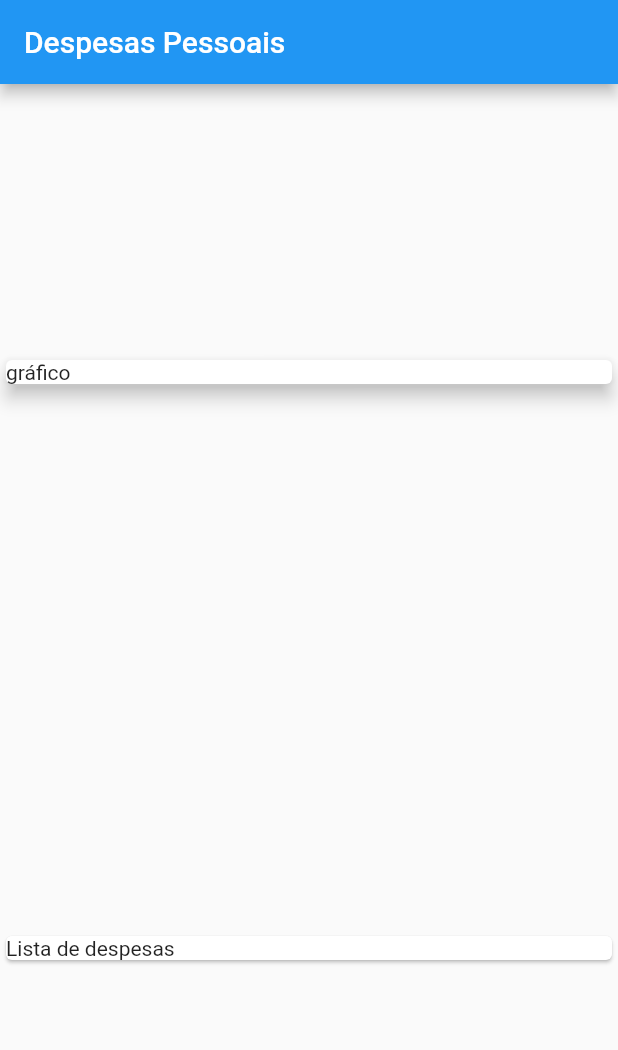
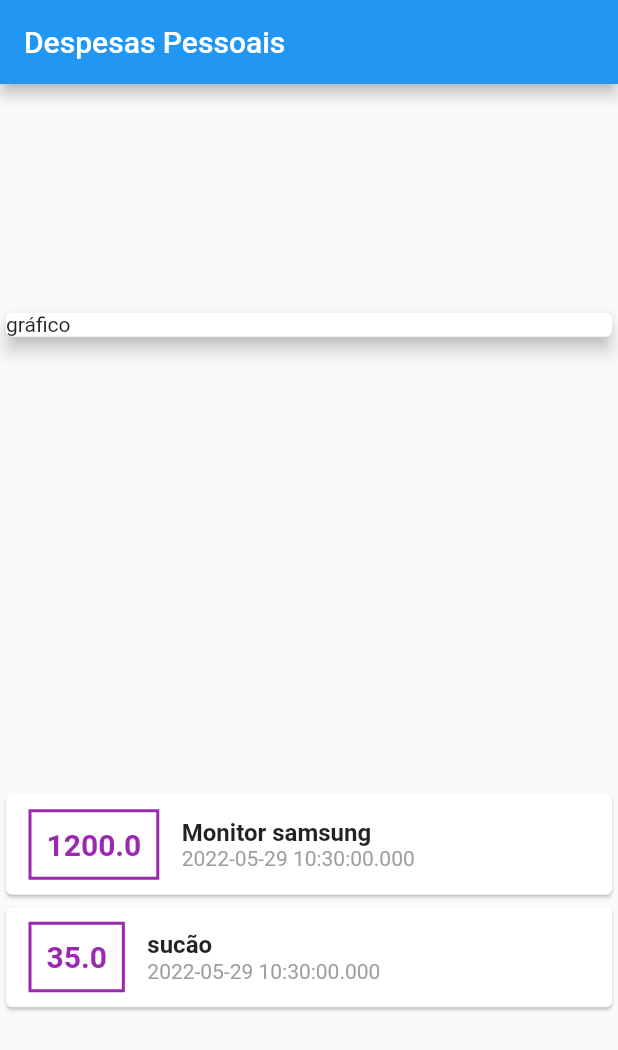
Before and after one commit to EuNetu/Despesas_Flutter, a Flutter app: the screen it shows after launch, on a phone screen of 412 x 824 dp. Shown: the top 1050 px of the screen. Run offline on Flutter 3.47's test engine with Material 2 defaults, Android fonts, the phone set to English and light mode, and no system bars.

Commit message:
update style to list expenses

```diff
--- a/expenses/lib/main.dart
+++ b/expenses/lib/main.dart
@@ -1,3 +1,4 @@
+import 'package:expenses/models/transaction.dart';
 import 'package:flutter/material.dart';
 
 main() => runApp(ExpenseApp());
@@ -12,6 +13,19 @@ class ExpenseApp extends StatelessWidget {
 }
 
 class MyHomePage extends StatelessWidget {
+  final _transactions = [
+    Transaction(
+        id: 't1',
+        title: 'Monitor samsung',
+        value: 1200.00,
+        date: DateTime.now()),
+    Transaction(
+      id: 't2',
+      title: 'sucão',
+      value: 35.00,
+      date: DateTime.now()),
+  ];
+
   @override
   Widget build(BuildContext context) {
     return Scaffold(
@@ -28,8 +42,55 @@ class MyHomePage extends StatelessWidget {
                 elevation: 5,
               ),
             ),
-            Card(
-              child: Text("Lista de despesas"),
+            Column(
+              children: _transactions.map((tr) {
+                return Card(
+                  child: Row(
+                    children: [
+                      Container(
+                        margin: EdgeInsets.symmetric(
+                          horizontal: 15,
+                          vertical: 10
+                        ),
+                        decoration: BoxDecoration(
+                          border: Border.all(
+                            color: Colors.purple,
+                            width: 2,
+                          )
+                        ),
+                        padding: EdgeInsets.all(10),
+                        child: Text(
+                          tr.value.toString(),
+                          style: TextStyle(
+                            fontWeight: FontWeight.bold,
+                            fontSize: 20,
+                            color: Colors.purple
+                          ),
+                        ),
+                      ),
+                      Column(
+                        crossAxisAlignment: CrossAxisAlignment.start,
+                        children: [
+                          Text(
+                            tr.title,
+                            style: TextStyle(
+                              fontWeight: FontWeight.bold,
+                              fontSize: 16
+
+                            ),
+                          ),
+                          Text(
+                            tr.date.toString(),
+                            style: TextStyle(
+                              color: Colors.grey
+                            ),
+                          )
+                        ],
+                      )
+                    ],
+                  ),
+                );
+              }).toList(),
             ),
           ],
         ));
--- /dev/null
+++ b/expenses/lib/models/transaction.dart
@@ -0,0 +1,13 @@
+class Transaction {
+  final String id;
+  final String title;
+  final double value;
+  final DateTime date;
+
+  Transaction({
+    required this.id,
+    required this.title,
+    required this.value,
+    required this.date,
+  });
+}
```
